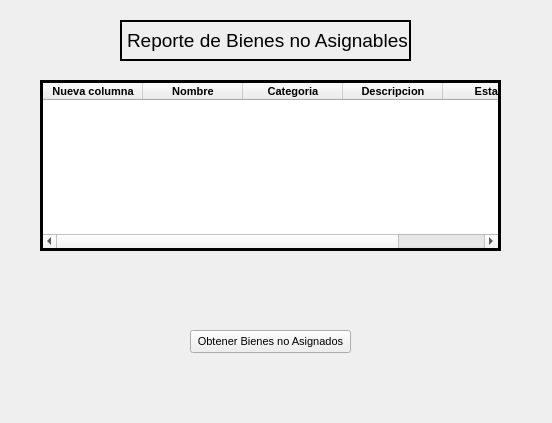
The window that src/062_reporte_bienes_no_asignables.ui (rvqzs/tresPatitos) describes before a commit, drawn with Qt 5.
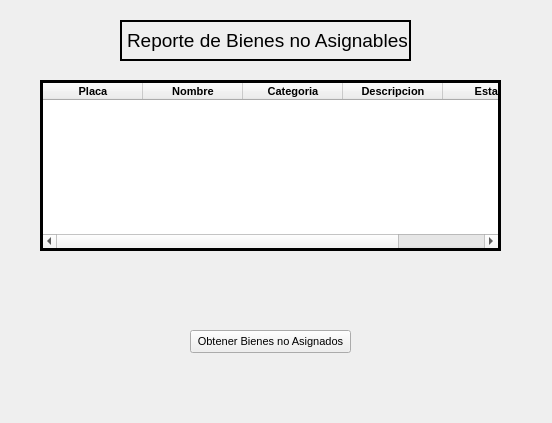
The same window after the commit.

```diff
--- a/src/062_reporte_bienes_no_asignables.ui
+++ b/src/062_reporte_bienes_no_asignables.ui
@@ -50,7 +50,7 @@
    </property>
    <column>
     <property name="text">
-     <string>Nueva columna</string>
+     <string>Placa</string>
     </property>
     <property name="font">
      <font>
```
Left out of the diff: 6 changed lines with no effect on the pictures.
